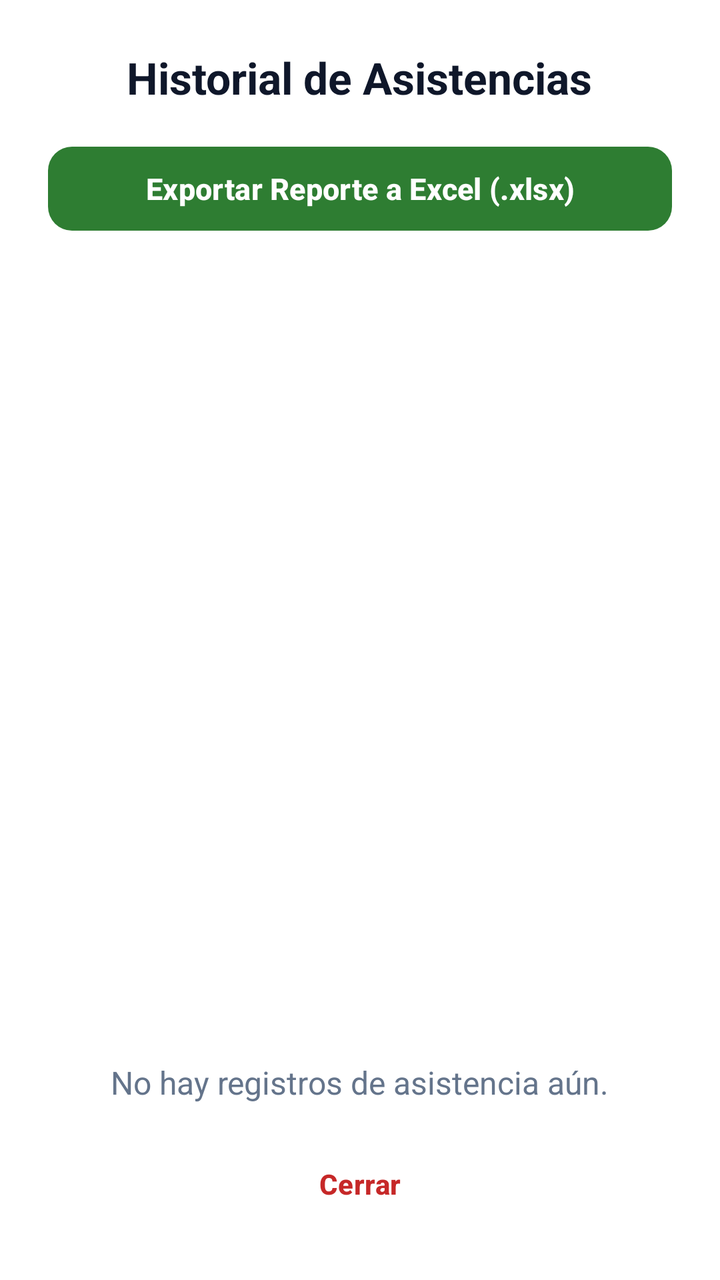
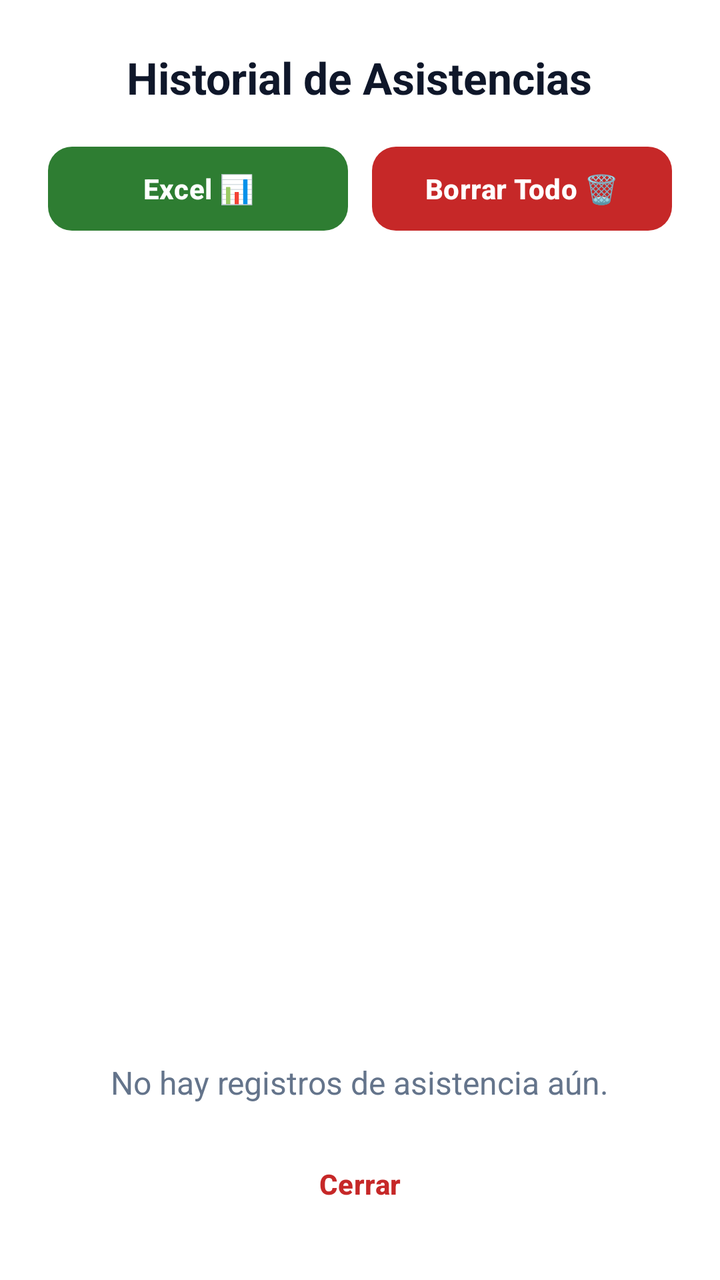

Compare the two renders of this Android layout. The source of the first and the diff that turns it into the second are given below.
<!-- AndroidManifest.xml: application theme Theme.SistemaDeAsistencia -->
<!-- res/layout/activity_historial_asistencias.xml -->
<?xml version="1.0" encoding="utf-8"?>
<LinearLayout xmlns:android="http://schemas.android.com/apk/res/android"
    xmlns:app="http://schemas.android.com/apk/res-auto"
    android:layout_width="match_parent"
    android:layout_height="match_parent"
    android:orientation="vertical"
    android:padding="24dp"
    android:gravity="center_horizontal"
    android:background="@color/white">

    <TextView
        android:layout_width="wrap_content"
        android:layout_height="wrap_content"
        android:text="Historial de Asistencias"
        android:textColor="@color/text_primary"
        android:textSize="22sp"
        android:textStyle="bold"
        android:layout_marginBottom="16dp"/>

    <com.google.android.material.button.MaterialButton
        android:id="@+id/btnExportarExcel"
        android:layout_width="match_parent"
        android:layout_height="50dp"
        android:text="Exportar Reporte a Excel (.xlsx)"
        android:textAllCaps="false"
        android:textColor="@color/white"
        android:textSize="15sp"
        android:textStyle="bold"
        app:backgroundTint="#2E7D32"
        app:cornerRadius="12dp"
        android:layout_marginBottom="16dp"/>

    <androidx.recyclerview.widget.RecyclerView
        android:id="@+id/rvHistorial"
        android:layout_width="match_parent"
        android:layout_height="0dp"
        android:layout_weight="1"/>

    <TextView
        android:id="@+id/tvEmptyState"
        android:layout_width="wrap_content"
        android:layout_height="wrap_content"
        android:text="No hay registros de asistencia aún."
        android:textColor="@color/text_secondary"
        android:textSize="16sp"
        android:visibility="visible"
        android:layout_marginTop="40dp"/>

    <com.google.android.material.button.MaterialButton
        android:id="@+id/btnCerrarHistorial"
        style="?attr/borderlessButtonStyle"
        android:layout_width="wrap_content"
        android:layout_height="wrap_content"
        android:text="Cerrar"
        android:textColor="@color/primary_red"
        android:textStyle="bold"
        android:layout_marginTop="16dp"/>
</LinearLayout>
<!-- resources referenced by this layout -->
<resources>
  <color name="primary_red">#C62828</color>
  <color name="text_primary">#0F172A</color>
  <color name="text_secondary">#64748B</color>
  <color name="white">#FFFFFFFF</color>
  <style name="Theme.SistemaDeAsistencia" parent="Base.Theme.SistemaDeAsistencia" />
  <style name="Base.Theme.SistemaDeAsistencia" parent="Theme.Material3.DayNight.NoActionBar">
          
          
      </style>
</resources>

<!-- the commit's change to res/layout/activity_historial_asistencias.xml (unified diff, before → after) -->
@@ -17,18 +17,40 @@
         android:textStyle="bold"
         android:layout_marginBottom="16dp"/>
 
-    <com.google.android.material.button.MaterialButton
-        android:id="@+id/btnExportarExcel"
+    <LinearLayout
         android:layout_width="match_parent"
-        android:layout_height="50dp"
-        android:text="Exportar Reporte a Excel (.xlsx)"
-        android:textAllCaps="false"
-        android:textColor="@color/white"
-        android:textSize="15sp"
-        android:textStyle="bold"
-        app:backgroundTint="#2E7D32"
-        app:cornerRadius="12dp"
-        android:layout_marginBottom="16dp"/>
+        android:layout_height="wrap_content"
+        android:orientation="horizontal"
+        android:layout_marginBottom="16dp">
+
+        <com.google.android.material.button.MaterialButton
+            android:id="@+id/btnExportarExcel"
+            android:layout_width="0dp"
+            android:layout_height="50dp"
+            android:layout_weight="1"
+            android:text="Excel 📊"
+            android:textAllCaps="false"
+            android:textColor="@color/white"
+            android:textSize="14sp"
+            android:textStyle="bold"
+            app:backgroundTint="#2E7D32"
+            app:cornerRadius="12dp"
+            android:layout_marginEnd="6dp"/>
+
+        <com.google.android.material.button.MaterialButton
+            android:id="@+id/btnLimpiarRegistros"
+            android:layout_width="0dp"
+            android:layout_height="50dp"
+            android:layout_weight="1"
+            android:text="Borrar Todo 🗑️"
+            android:textAllCaps="false"
+            android:textColor="@color/white"
+            android:textSize="14sp"
+            android:textStyle="bold"
+            app:backgroundTint="#C62828"
+            app:cornerRadius="12dp"
+            android:layout_marginStart="6dp"/>
+    </LinearLayout>
 
     <androidx.recyclerview.widget.RecyclerView
         android:id="@+id/rvHistorial"
